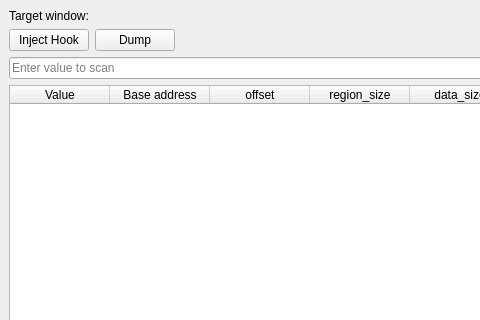
Before: the Qt Designer form gui/mainwindow.ui in Alexandr4702/HackHook, drawn with Qt 5; both pictures show x 0 to 480 and y 0 to 320 of the 800 by 600 pixel window.
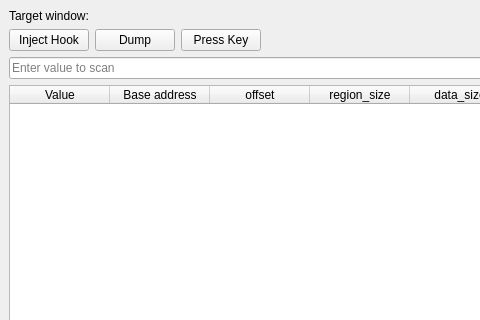
After: the same form once the commit is applied. Custom widgets are drawn as their Qt base class.

```diff
--- a/gui/mainwindow.ui
+++ b/gui/mainwindow.ui
@@ -49,6 +49,13 @@
         </property>
        </widget>
       </item>
+      <item>
+       <widget class="QPushButton" name="pressKeyButton">
+        <property name="text">
+         <string>Press Key</string>
+        </property>
+       </widget>
+      </item>
       <item>
        <spacer name="hookSpacerRight">
         <property name="orientation">
```
Left out of the diff: 3 changed lines with no effect on the pictures. Lines whose indentation alone changed are shown as unchanged.
